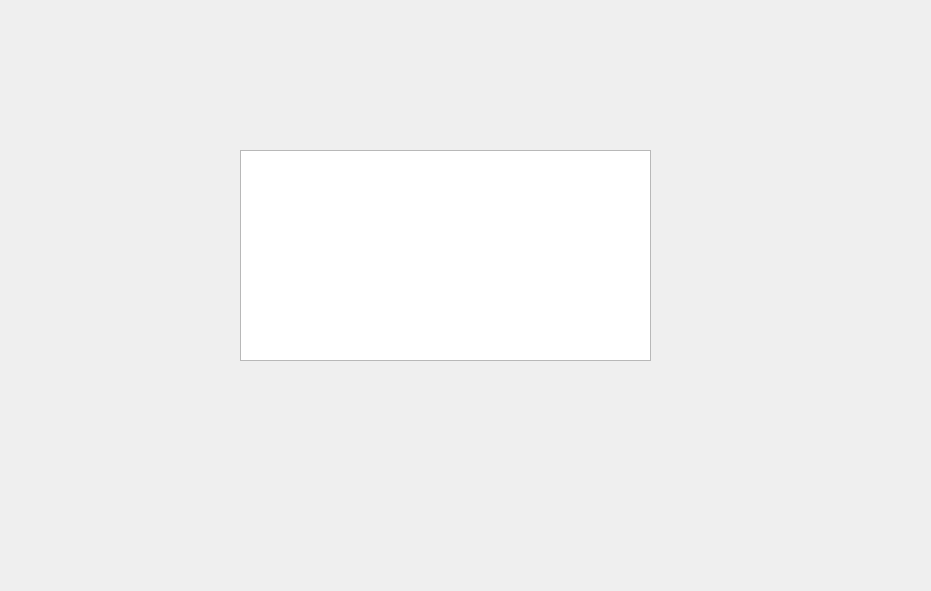
First picture: the form in editclients.ui, repository SaymonPoli/BankAccounts, before the edit.
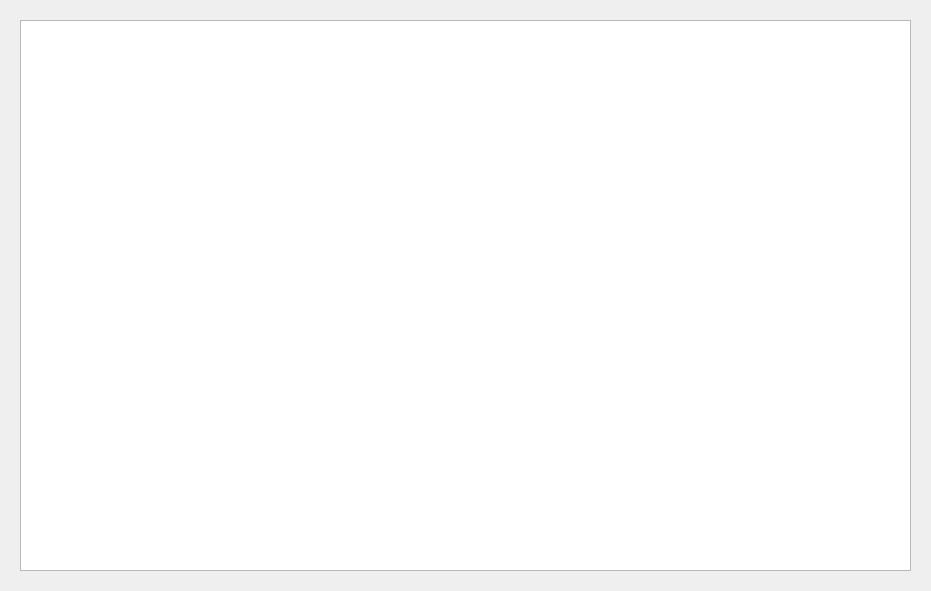
Second picture: the form after the edit.

Diff of the .ui file:
```diff
--- a/editclients.ui
+++ b/editclients.ui
@@ -16,10 +16,10 @@
   <widget class="QTableWidget" name="AccountsTable">
    <property name="geometry">
     <rect>
-     <x>240</x>
-     <y>150</y>
-     <width>411</width>
-     <height>211</height>
+     <x>20</x>
+     <y>20</y>
+     <width>891</width>
+     <height>551</height>
     </rect>
    </property>
   </widget>
```
